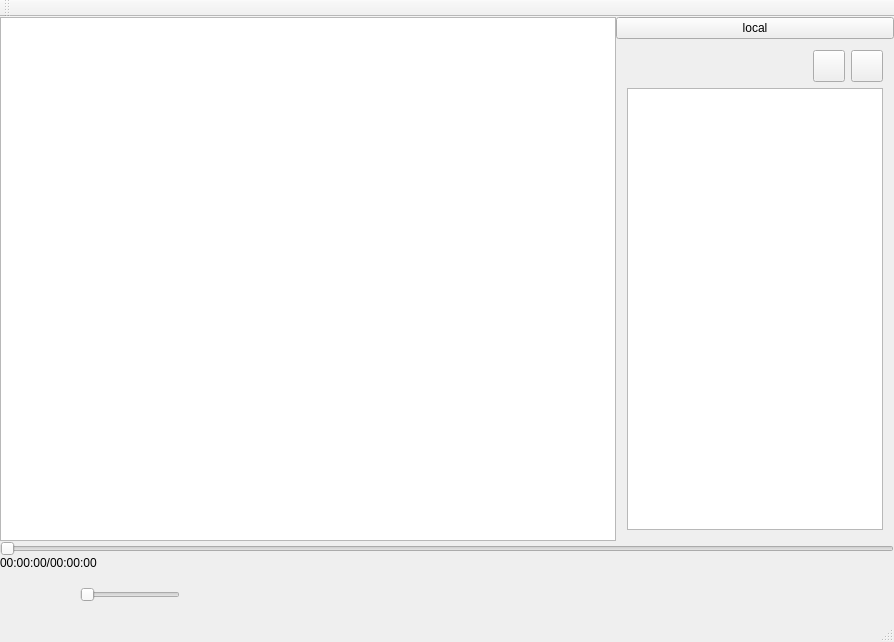
Above: openQtMovie/view/mainwindow.ui from dependon/OpenQtPlayer before the change. Below: the same form after it.
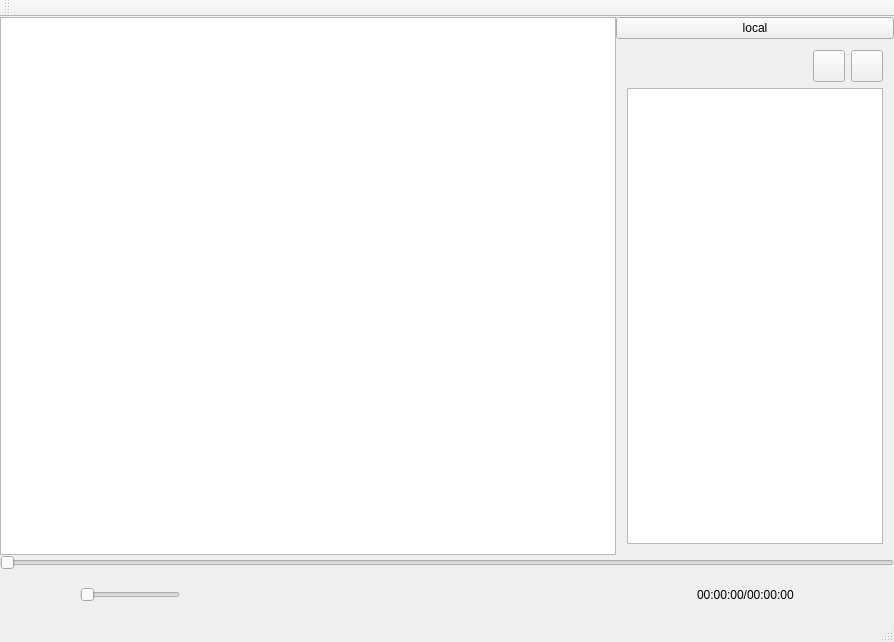
That is the form after the change. Icons and pictures are not drawn.

Commit message:
fix: 修改代码
Description: 修改代码

The edit to the form file:
```diff
--- a/openQtMovie/view/mainwindow.ui
+++ b/openQtMovie/view/mainwindow.ui
@@ -217,13 +217,6 @@
       </property>
      </widget>
     </item>
-    <item row="2" column="0">
-     <widget class="QLabel" name="timeLabel">
-      <property name="text">
-       <string>00:00:00/00:00:00</string>
-      </property>
-     </widget>
-    </item>
     <item row="3" column="0">
      <layout class="QHBoxLayout" name="horizontalLayout_5" stretch="1,1,1">
       <item>
@@ -511,6 +504,13 @@
           </property>
          </spacer>
         </item>
+        <item>
+         <widget class="QLabel" name="timeLabel">
+          <property name="text">
+           <string>00:00:00/00:00:00</string>
+          </property>
+         </widget>
+        </item>
         <item>
          <widget class="QPushButton" name="hideStackBtn">
           <property name="minimumSize">
```
Left out of the diff: 6 changed lines with no effect on the pictures. The commit also changes 1 other file.
